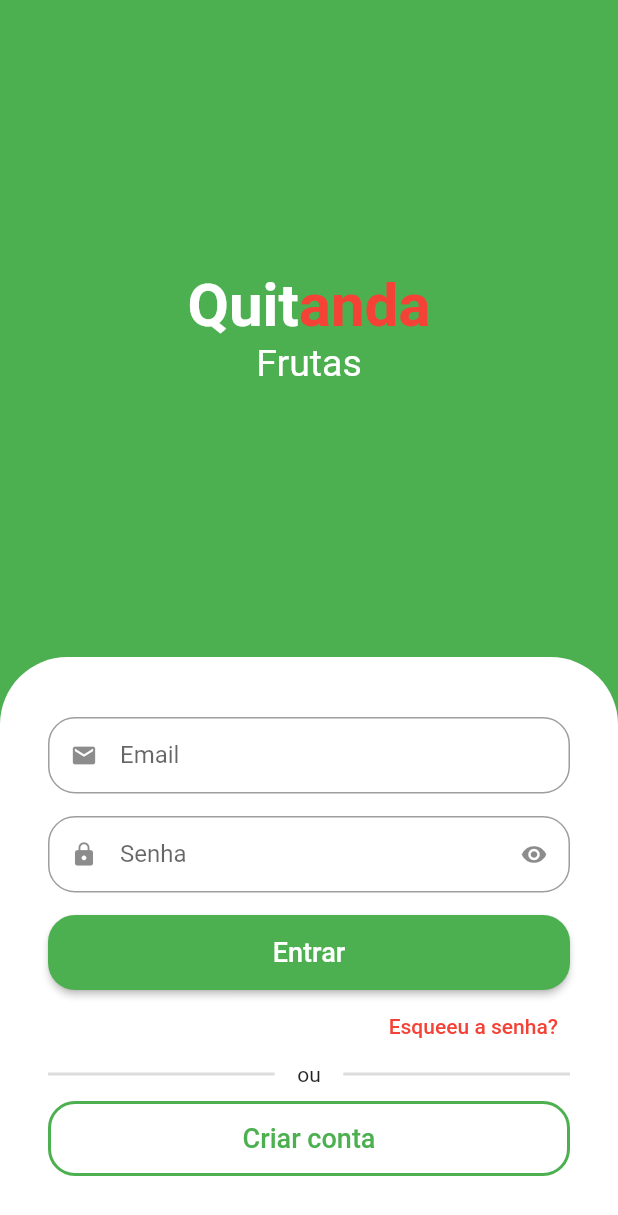
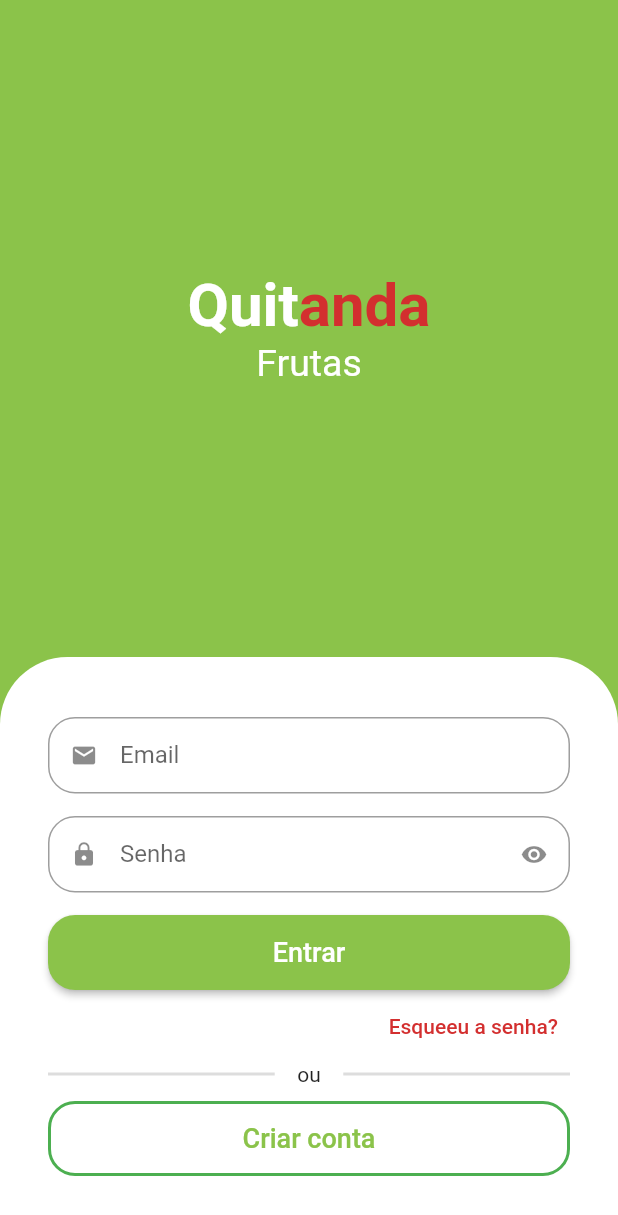
Before and after one commit to AdrianoRAV/e-commerce-front, a Flutter app: the screen it shows after launch, on a phone screen of 412 x 824 dp. Shown: the top 1215 px of the screen. Run offline on Flutter 3.47's test engine with Material 2 defaults, Android fonts, the phone set to English and light mode, and no system bars; drawn by our look-alikes of animated_text_kit.

Commit message:
tela login completed

```diff
--- a/lib/main.dart
+++ b/lib/main.dart
@@ -1,5 +1,6 @@
 import 'package:flutter/material.dart';
 import 'package:quitanda/src/auth/sign_in_screen.dart';
+import 'package:quitanda/src/config/custom_colors.dart';
 
 void main() {
   runApp(const MyApp());
@@ -15,7 +16,7 @@ class MyApp extends StatelessWidget {
       title: 'Flutter Demo',
       theme: ThemeData(
 
-        primarySwatch: Colors.green,
+        primarySwatch: CustomColors.customSwatchColor,
       ),
       debugShowCheckedModeBanner: false,
       home: const SignInScreen(),
--- a/lib/src/auth/sign_in_screen.dart
+++ b/lib/src/auth/sign_in_screen.dart
@@ -2,28 +2,37 @@ import 'package:animated_text_kit/animated_text_kit.dart';
 import 'package:flutter/cupertino.dart';
 import 'package:flutter/material.dart';
 import 'package:quitanda/src/auth/components/custom_tex_field.dart';
+import 'package:quitanda/src/config/custom_colors.dart';
 
 class SignInScreen extends StatelessWidget {
   const SignInScreen({Key? key}) : super(key: key);
 
   @override
   Widget build(BuildContext context) {
+
+    final size = MediaQuery.of(context).size;
+
+
     return Scaffold(
-      backgroundColor: Colors.green,
-      body: Column(
+      backgroundColor: CustomColors.customSwatchColor,
+      body: SingleChildScrollView(
+        child: SizedBox(
+          height: size.height,
+          width: size.width,
+          child: Column(
             children: [
               Expanded(
                 child: Column(
                   mainAxisAlignment: MainAxisAlignment.center,
-              children:  [
+                  children: [
                     // Nome do App
-                const Text.rich(
+                    Text.rich(
                       TextSpan(
-                    style: TextStyle(
+                        style: const TextStyle(
                           fontSize: 40,
                         ),
                         children: [
-                      TextSpan(
+                          const TextSpan(
                             text: 'Quit',
                             style: TextStyle(
                               color: Colors.white,
@@ -33,7 +42,7 @@ class SignInScreen extends StatelessWidget {
                           TextSpan(
                             text: 'anda',
                             style: TextStyle(
-                          color: Colors.red,
+                              color: CustomColors.customContrastColor,
                               fontWeight: FontWeight.bold,
                             ),
                           ),
@@ -53,7 +62,6 @@ class SignInScreen extends StatelessWidget {
                           pause: Duration.zero,
                           repeatForever: true,
                           animatedTexts: [
-
                             FadeAnimatedText('Frutas'),
                             FadeAnimatedText('Flores'),
                             FadeAnimatedText('Verduras'),
@@ -65,7 +73,6 @@ class SignInScreen extends StatelessWidget {
                         ),
                       ),
                     ),
-
                   ],
                 ),
               ),
@@ -110,6 +117,7 @@ class SignInScreen extends StatelessWidget {
                           'Entrar',
                           style: TextStyle(
                             fontSize: 18,
+                            color: Colors.white,
                           ),
                         ),
                       ),
@@ -119,10 +127,10 @@ class SignInScreen extends StatelessWidget {
                       alignment: Alignment.centerRight,
                       child: TextButton(
                         onPressed: () {},
-                    child: const Text(
+                        child:  Text(
                           'Esqueeu a senha?',
                           style: TextStyle(
-                        color: Colors.red,
+                            color: CustomColors.customContrastColor,
                           ),
                         ),
                       ),
@@ -180,6 +188,8 @@ class SignInScreen extends StatelessWidget {
               ),
             ],
           ),
+        ),
+      ),
     );
   }
 }
--- /dev/null
+++ b/lib/src/config/custom_colors.dart
@@ -0,0 +1,22 @@
+import 'package:flutter/cupertino.dart';
+import 'package:flutter/material.dart';
+
+Map<int, Color> _swatchOpacity = {
+  50: const Color.fromRGBO(139, 195, 74, .1),
+  100: const Color.fromRGBO(137, 195, 74, .2),
+  200: const Color.fromRGBO(137, 195, 74, .3),
+  300: const Color.fromRGBO(137, 195, 74, 0.4),
+  400: const Color.fromRGBO(137, 195, 74, 0.5),
+  500: const Color.fromRGBO(137, 195, 74, 0.6),
+  600: const Color.fromRGBO(137, 195, 74, 0.7),
+  700: const Color.fromRGBO(137, 195, 74, 0.8),
+  800: const Color.fromRGBO(137, 195, 74, 0.9),
+  900: const Color.fromRGBO(137, 195, 74, 1),
+};
+
+abstract class CustomColors {
+  static Color customContrastColor = Colors.red.shade700;
+
+  static MaterialColor customSwatchColor =
+      MaterialColor(0xFF8bc34a, _swatchOpacity);
+}
```
Lines whose indentation alone changed are shown as unchanged.
